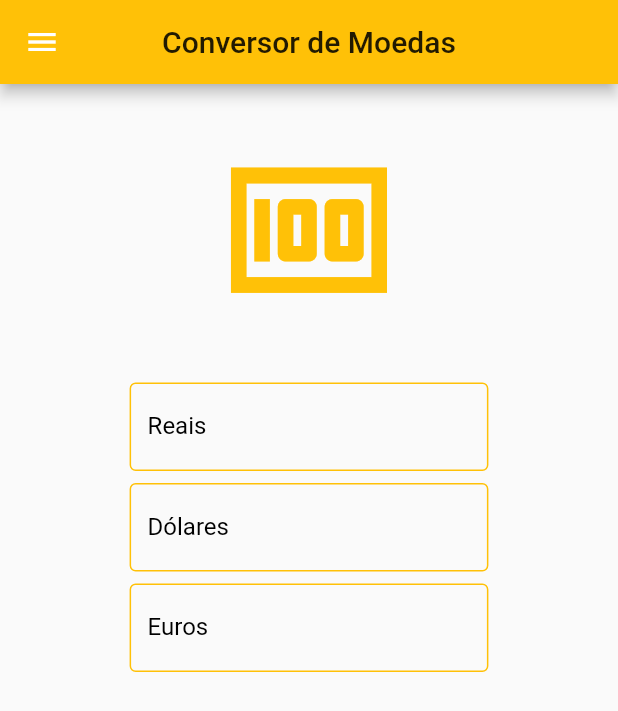
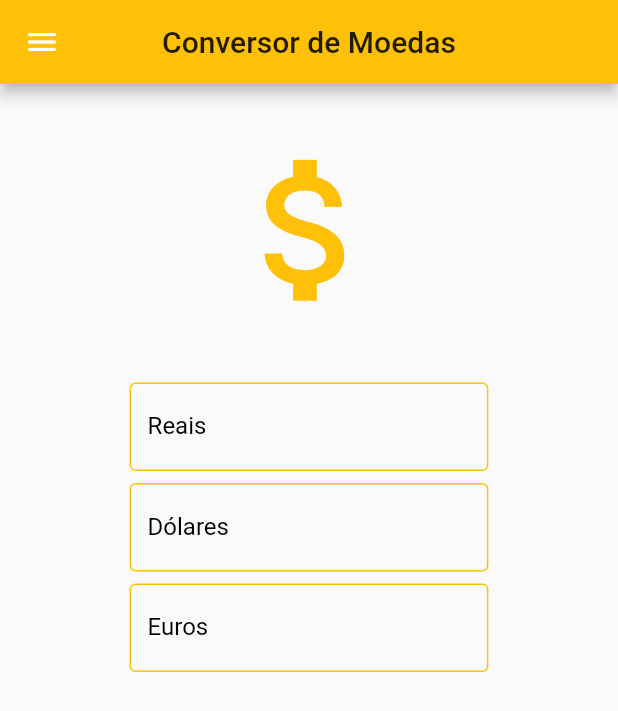
Before and after one commit to matheusAparicio/flutterStudies, a Flutter app: the CurrencyConverter screen opened directly, in the side drawer, after a tap on "Conversor de Moedas", on a phone screen of 412 x 824 dp. Shown: the top 711 px of the screen. Run offline on Flutter 3.47's test engine with Material 2 defaults, Android fonts, the phone set to English and light mode, and no system bars; network calls fail.

Commit message:
icon changes into converter and improvement of the to do list

```diff
--- a/lib/currency_converter.dart
+++ b/lib/currency_converter.dart
@@ -37,7 +37,7 @@ class CurrencyConverterState extends State<CurrencyConverter> {
             children: [
               const Padding(
                 padding: EdgeInsets.all(35),
-                child: Icon(Icons.money, color: Colors.amber, size: 125),
+                child: Icon(Icons.attach_money, color: Colors.amber, size: 125),
               ),
               Row(),
               CurrencyTextField(
--- a/lib/my_drawer.dart
+++ b/lib/my_drawer.dart
@@ -73,7 +73,7 @@ class MyDrawer extends StatelessWidget {
             TextButton.icon(
                 style: const ButtonStyle(alignment: Alignment.centerLeft),
                 onPressed: gotoCurrencyConverter,
-                icon: const Icon(Icons.money, color: Colors.black),
+                icon: const Icon(Icons.attach_money, color: Colors.black),
                 label: const Text("Conversor de Moedas",
                     style: TextStyle(color: Colors.amber))),
             const SizedBox(height: 10),
```
Also changed, not shown: lib/todo_list.dart (+28 -10 lines).
